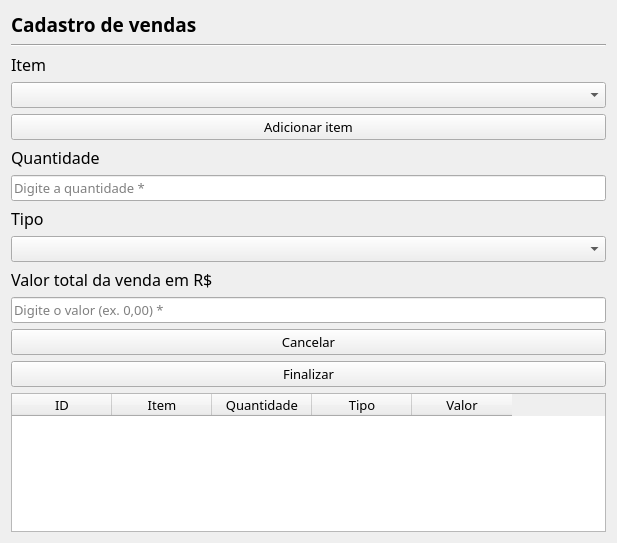
This is view/cadastrovendas.ui in imora97/Sistema-para-doceria as Qt 5 draws it before an edit. The edited form follows.
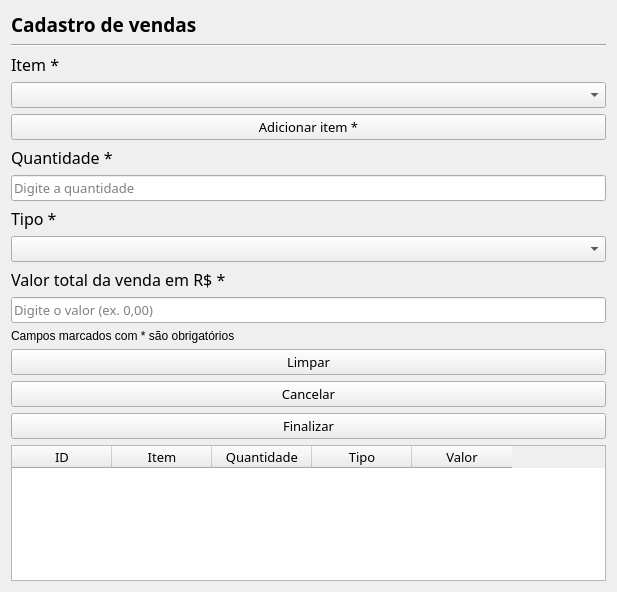
This is the edited form.

```diff
--- a/view/cadastrovendas.ui
+++ b/view/cadastrovendas.ui
@@ -7,7 +7,7 @@
     <x>0</x>
     <y>0</y>
     <width>617</width>
-    <height>543</height>
+    <height>592</height>
    </rect>
   </property>
   <property name="windowTitle">
@@ -45,7 +45,7 @@
       </font>
      </property>
      <property name="text">
-      <string>Item</string>
+      <string>Item *</string>
      </property>
     </widget>
    </item>
@@ -82,7 +82,7 @@
       </font>
      </property>
      <property name="text">
-      <string>Adicionar item</string>
+      <string>Adicionar item *</string>
      </property>
     </widget>
    </item>
@@ -95,7 +95,7 @@
       </font>
      </property>
      <property name="text">
-      <string>Quantidade</string>
+      <string>Quantidade *</string>
      </property>
     </widget>
    </item>
@@ -108,7 +108,7 @@
       </font>
      </property>
      <property name="placeholderText">
-      <string>Digite a quantidade *</string>
+      <string>Digite a quantidade</string>
      </property>
     </widget>
    </item>
@@ -121,7 +121,7 @@
       </font>
      </property>
      <property name="text">
-      <string>Tipo</string>
+      <string>Tipo *</string>
      </property>
     </widget>
    </item>
@@ -168,7 +168,7 @@
       </font>
      </property>
      <property name="text">
-      <string>Valor total da venda em R$</string>
+      <string>Valor total da venda em R$ *</string>
      </property>
     </widget>
    </item>
@@ -181,7 +181,27 @@
       </font>
      </property>
      <property name="placeholderText">
-      <string>Digite o valor (ex. 0,00) *</string>
+      <string>Digite o valor (ex. 0,00)</string>
+     </property>
+    </widget>
+   </item>
+   <item>
+    <widget class="QLabel" name="label_6">
+     <property name="text">
+      <string>Campos marcados com * são obrigatórios</string>
+     </property>
+    </widget>
+   </item>
+   <item>
+    <widget class="QPushButton" name="limpar">
+     <property name="font">
+      <font>
+       <family>Segoe Print</family>
+       <pointsize>10</pointsize>
+      </font>
+     </property>
+     <property name="text">
+      <string>Limpar</string>
      </property>
     </widget>
    </item>
```
